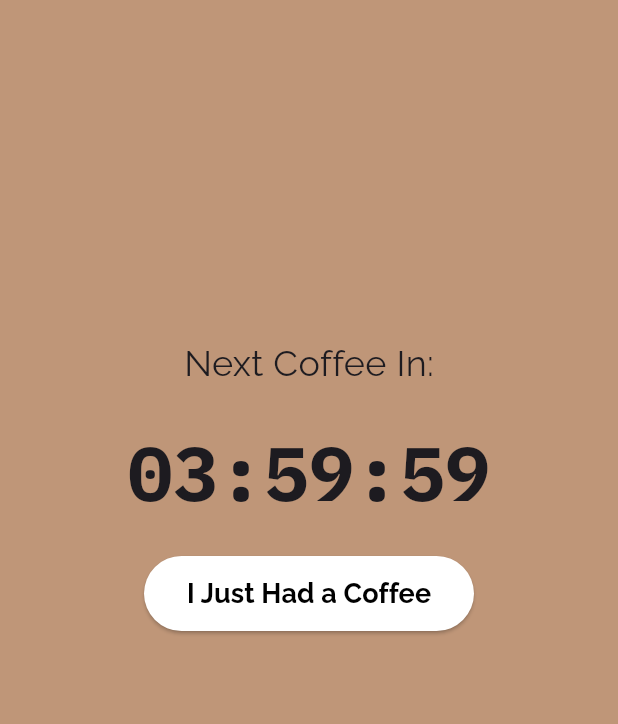
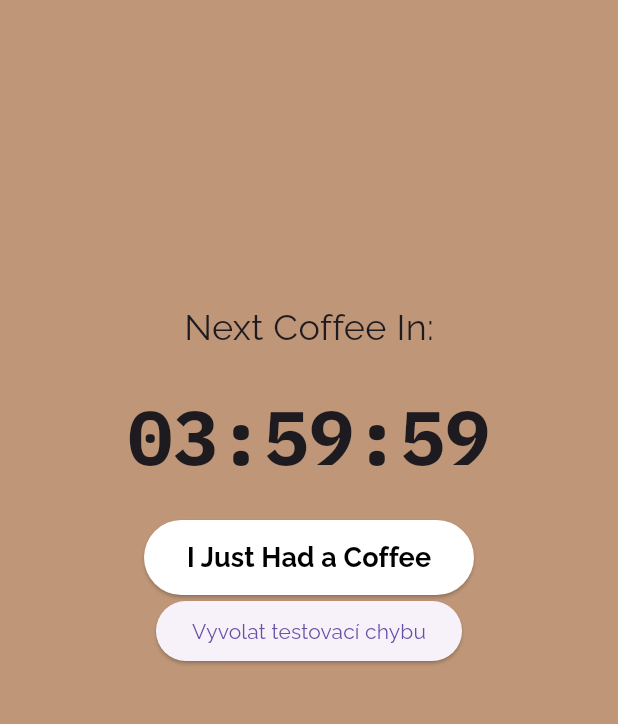
Before and after one commit to Woxeas/caffAlert, a Flutter app: the TimerScreen screen opened directly, on a phone screen of 412 x 824 dp, the part 134-858 px from its top. Run offline on Flutter 3.47's test engine with Material 3 defaults, Android fonts, the phone set to English and light mode, and no system bars; our stand-ins replace logger, sentry_flutter, supabase_flutter; accounts and stored records are empty.

Commit message:
Sentry testing

```diff
--- a/lib/main.dart
+++ b/lib/main.dart
@@ -42,6 +42,9 @@ Future<void> main() async {
           child: const CaffAlertApp(),
         ),
       );
+      Future.delayed(const Duration(seconds: 2), () {
+        throw Exception("Testovací chyba zachycená Sentry");
+      });
     },
   );
 }
--- a/lib/timer_screen.dart
+++ b/lib/timer_screen.dart
@@ -84,6 +84,12 @@ class TimerScreen extends StatelessWidget {
                     ),
                   ),
                 ),
+                ElevatedButton(
+                  onPressed: () {
+                    throw Exception("Testovací chyba z tlačítka");
+                  },
+                  child: Text("Vyvolat testovací chybu"),
+                ),
               ],
             ),
           ),
```
